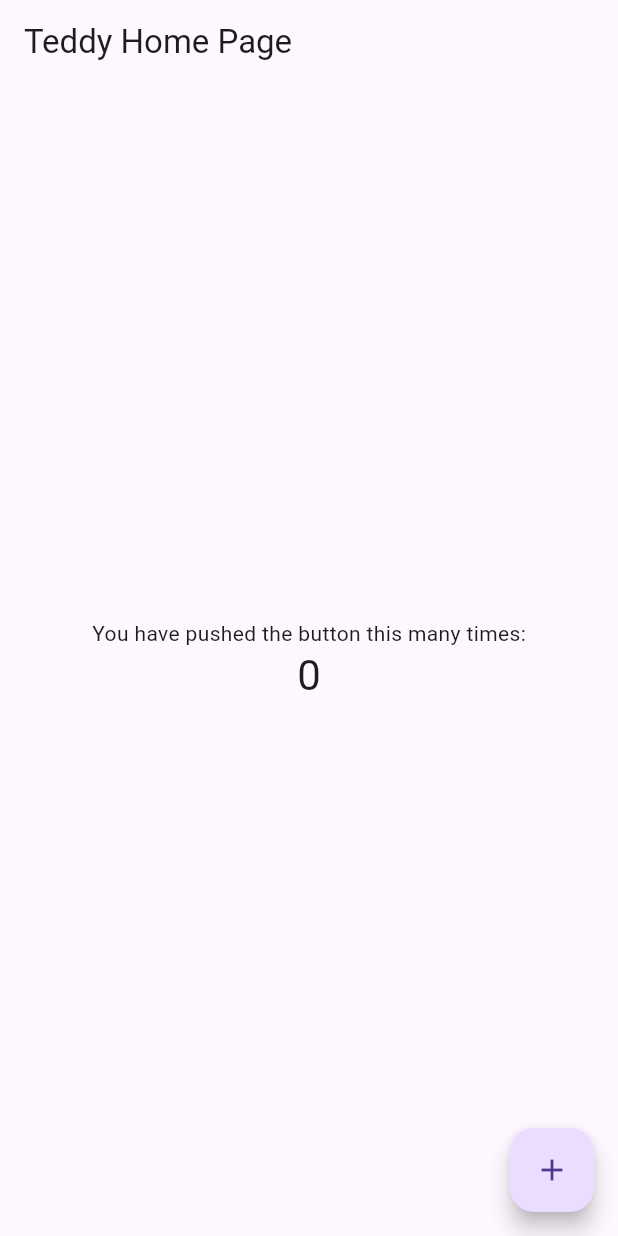
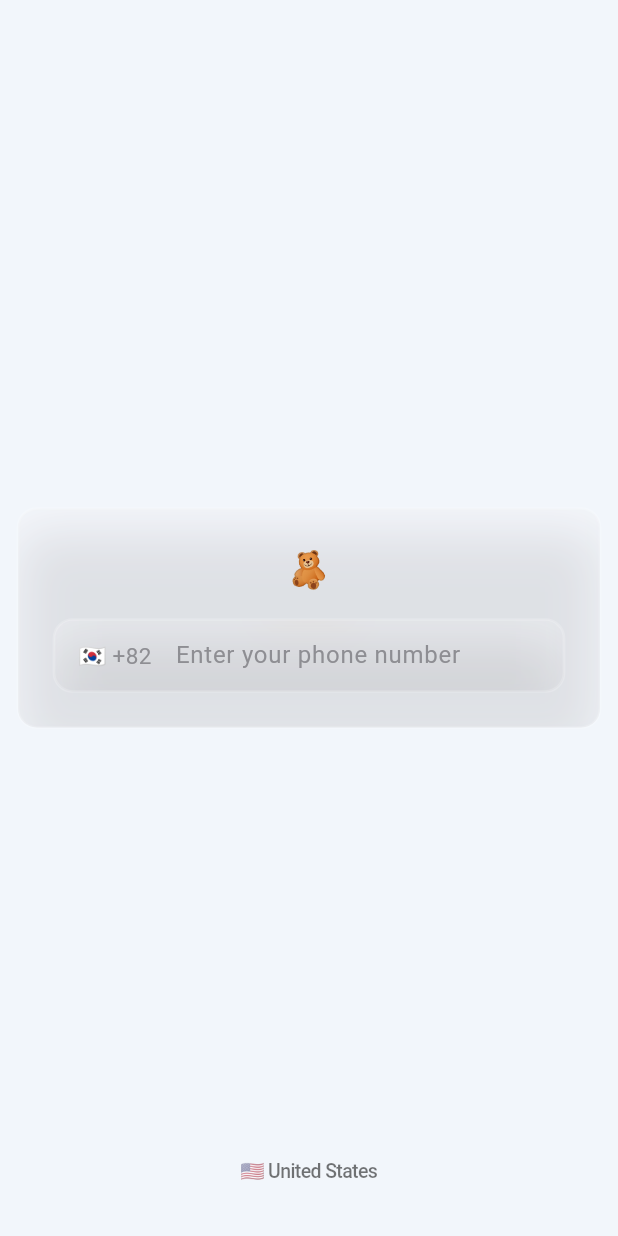
Before and after one commit to fx712-taereung/teddy, a Flutter app: the screen it shows after launch, on a phone screen of 412 x 824 dp. Run offline on Flutter 3.47's test engine with Material 3 defaults, Android fonts, the phone set to English and light mode, and no system bars; drawn by our look-alikes of smooth_corner; our stand-ins replace easy_localization, firebase_auth, firebase_core, hugeicons; accounts and stored records are empty; Roboto replaces fonts that are missing (Pretendard).

Commit message:
feat: add phone auth login screen with localization
Introduces a new login screen with phone number authentication using Firebase Auth. Adds localized strings for English, Japanese, and Korean, updates theming in main.dart, and enables language selection. Updates dependencies to include firebase_auth.

```diff
--- a/lib/main.dart
+++ b/lib/main.dart
@@ -1,9 +1,13 @@
 import 'package:flutter/material.dart';
+import 'package:firebase_core/firebase_core.dart';
+import 'package:firebase_auth/firebase_auth.dart';
 import 'package:easy_localization/easy_localization.dart';
+import 'screens/login_screen.dart';
 
 void main() async {
   WidgetsFlutterBinding.ensureInitialized();
   await EasyLocalization.ensureInitialized();
+  await Firebase.initializeApp();
   runApp(
     EasyLocalization(
       supportedLocales: const [
@@ -25,60 +29,78 @@
   Widget build(BuildContext context) {
     return MaterialApp(
       title: 'Teddy',
+      debugShowCheckedModeBanner: false,
+      themeMode: ThemeMode.system, // 시스템 다크/라이트 자동 적용
       theme: ThemeData(
-        primarySwatch: Colors.blue,
+        fontFamily: 'Pretendard',
+        brightness: Brightness.light,
+        scaffoldBackgroundColor: Colors.grey.shade100,
+        colorScheme: ColorScheme.fromSeed(
+          seedColor: Colors.blue,
+          brightness: Brightness.light,
+        ),
+        appBarTheme: const AppBarTheme(
+          backgroundColor: Colors.white,
+          foregroundColor: Colors.black87,
+        ),
+      ),
+      darkTheme: ThemeData(
+        fontFamily: 'Pretendard',
+        brightness: Brightness.dark,
+        scaffoldBackgroundColor: Colors.grey.shade900,
+        colorScheme: ColorScheme.fromSeed(
+          seedColor: Colors.blue,
+          brightness: Brightness.dark,
+        ),
+        appBarTheme: const AppBarTheme(
+          backgroundColor: Colors.black,
+          foregroundColor: Colors.white,
+        ),
       ),
       localizationsDelegates: context.localizationDelegates,
       supportedLocales: context.supportedLocales,
       locale: context.locale,
-      home: const MyHomePage(title: 'Teddy Home Page'),
+      home: const RootScreen(),
     );
   }
 }
 
-class MyHomePage extends StatefulWidget {
-  const MyHomePage({super.key, required this.title});
-
-  final String title;
+class RootScreen extends StatelessWidget {
+  const RootScreen({super.key});
 
   @override
-  State<MyHomePage> createState() => _MyHomePageState();
+  Widget build(BuildContext context) {
+    return StreamBuilder<User?>(
+      stream: FirebaseAuth.instance.authStateChanges(),
+      builder: (context, snapshot) {
+        if (snapshot.connectionState == ConnectionState.waiting) {
+          return const Center(child: CircularProgressIndicator());
+        }
+        if (snapshot.hasData) {
+          return const HomeScreen();
+        }
+        return const LoginScreen();
+      },
+    );
+  }
 }
 
-class _MyHomePageState extends State<MyHomePage> {
-  int _counter = 0;
-
-  void _incrementCounter() {
-    setState(() {
-      _counter++;
-    });
-  }
-
+class HomeScreen extends StatelessWidget {
+  const HomeScreen({super.key});
   @override
   Widget build(BuildContext context) {
     return Scaffold(
       appBar: AppBar(
-        title: Text(widget.title),
+          title: Text('Teddy'),
+        actions: [IconButton(
+          icon: Icon(Icons.logout),
+          tooltip: 'Logout',
+          onPressed: () async {
+            await FirebaseAuth.instance.signOut();
+          },
+        ),],
       ),
-      body: Center(
-        child: Column(
-          mainAxisAlignment: MainAxisAlignment.center,
-          children: <Widget>[
-            const Text(
-              'You have pushed the button this many times:',
-            ),
-            Text(
-              '$_counter',
-              style: Theme.of(context).textTheme.headlineMedium,
-            ),
-          ],
-        ),
-      ),
-      floatingActionButton: FloatingActionButton(
-        onPressed: _incrementCounter,
-        tooltip: 'Increment',
-        child: const Icon(Icons.add),
-      ),
+      body: Center(child: Text('hello'.tr())),
     );
   }
 }
--- /dev/null
+++ b/lib/screens/login_screen.dart
@@ -0,0 +1,413 @@
+import 'package:flutter/cupertino.dart';
+import 'package:flutter/material.dart';
+import 'package:firebase_auth/firebase_auth.dart';
+import 'package:easy_localization/easy_localization.dart';
+import 'package:hugeicons/hugeicons.dart';
+import 'package:flutter/services.dart';
+import 'package:teddy/glass/glassCard.dart';
+
+class LoginScreen extends StatefulWidget {
+  const LoginScreen({super.key});
+
+  @override
+  State<LoginScreen> createState() => _LoginScreenState();
+}
+
+class _LoginScreenState extends State<LoginScreen> {
+  final _phoneController = TextEditingController();
+  final _codeController = TextEditingController();
+
+  bool _codeSent = false;
+  String _verificationId = '';
+  bool _loading = false;
+
+  // 국가 코드 관련
+  String _countryCode = '+82'; // 기본: 대한민국
+  String _countryIso = 'KR';   // 기본: 대한민국
+
+  // 국가 코드 리스트 (필수 주요국가만)
+  final List<Map<String, String>> _countryCodes = [
+    {
+      'code': '+1',
+      'lang': 'en',
+      'iso': 'US',
+      'flag': '🇺🇸',
+      'name_en': 'United States',
+      'name_ko': '미국',
+      'name_ja': 'アメリカ'
+    },
+    {
+      'code': '+82',
+      'lang': 'ko',
+      'iso': 'KR',
+      'flag': '🇰🇷',
+      'name_en': 'South Korea',
+      'name_ko': '대한민국',
+      'name_ja': '韓国'
+    },
+    {
+      'code': '+81',
+      'lang': 'ja',
+      'iso': 'JP',
+      'flag': '🇯🇵',
+      'name_en': 'Japan',
+      'name_ko': '일본',
+      'name_ja': '日本'
+    },
+    // 필요시 더 추가
+  ];
+
+  Future<void> _sendCode() async {
+    setState(() => _loading = true);
+    final String phoneNumber =
+        '$_countryCode${_phoneController.text.replaceAll(' ', '').replaceAll('-', '')}';
+    await FirebaseAuth.instance.verifyPhoneNumber(
+      phoneNumber: phoneNumber,
+      verificationCompleted: (credential) async {
+        await FirebaseAuth.instance.signInWithCredential(credential);
+      },
+      verificationFailed: (e) {
+        setState(() => _loading = false);
+        print(e);
+        ScaffoldMessenger.of(context).showSnackBar(
+          SnackBar(content: Text('phone_verify_failed'.tr())),
+        );
+      },
+      codeSent: (verificationId, _) {
+        setState(() {
+          _verificationId = verificationId;
+          _codeSent = true;
+          _loading = false;
+        });
+      },
+      codeAutoRetrievalTimeout: (_) {
+        setState(() => _loading = false);
+      },
+    );
+  }
+
+  Future<void> _verifyCode() async {
+    setState(() => _loading = true);
+    final credential = PhoneAuthProvider.credential(
+      verificationId: _verificationId,
+      smsCode: _codeController.text.trim(),
+    );
+    try {
+      await FirebaseAuth.instance.signInWithCredential(credential);
+    } catch (e) {
+      ScaffoldMessenger.of(context).showSnackBar(
+        SnackBar(content: Text('code_verify_failed'.tr())),
+      );
+    }
+    setState(() => _loading = false);
+  }
+
+  /// 국가별 전화번호 자동 포맷 (간단 구현: 숫자만 추출, 3-4-4로 구분)
+  String _formatPhoneNumber(String value) {
+    final cleanedValue = value.replaceAll(RegExp(r'[^0-9]'), '');
+    if (_countryCode == '+1') {
+      if (cleanedValue.length <= 3) return cleanedValue;
+      if (cleanedValue.length <= 6) return '${cleanedValue.substring(0, 3)} ${cleanedValue.substring(3)}';
+      return '${cleanedValue.substring(0, 3)} ${cleanedValue.substring(3, 6)} ${cleanedValue.substring(6, cleanedValue.length.clamp(0, 10))}';
+    } else if (_countryCode == '+81') {
+      if (cleanedValue.length <= 3) return cleanedValue;
+      if (cleanedValue.length <= 7) return '${cleanedValue.substring(0, 3)} ${cleanedValue.substring(3)}';
+      return '${cleanedValue.substring(0, 3)} ${cleanedValue.substring(3, 7)} ${cleanedValue.substring(7, cleanedValue.length.clamp(0, 11))}';
+    } else {
+      if (cleanedValue.length <= 3) return cleanedValue;
+      if (cleanedValue.length <= 7) return '${cleanedValue.substring(0, 3)} ${cleanedValue.substring(3)}';
+      return '${cleanedValue.substring(0, 3)} ${cleanedValue.substring(3, 7)} ${cleanedValue.substring(7, cleanedValue.length.clamp(0, 11))}';
+    }
+  }
+
+  @override
+  void initState() {
+    super.initState();
+  }
+
+  @override
+  void dispose() {
+    _phoneController.dispose();
+    _codeController.dispose();
+    super.dispose();
+  }
+
+  // 현재 로케일에 해당하는 국가 정보 가져오기 (lang == locale.languageCode)
+  Map<String, String> _getCountryByLocale(Locale locale) {
+    return _countryCodes.firstWhere(
+          (c) => c['lang'] == locale.languageCode,
+      orElse: () => _countryCodes[1],
+    );
+  }
+
+  // 현재 선택된 국가 정보
+  Map<String, String> _getSelectedCountry() {
+    return _countryCodes.firstWhere(
+          (c) => c['code'] == _countryCode,
+      orElse: () => _countryCodes[1],
+    );
+  }
+
+  // 현재 로케일에 맞는 국가명 반환
+  String _getCountryNameByLocale(Map<String, String> country, Locale locale) {
+    switch (locale.languageCode) {
+      case 'ko':
+        return country['name_ko'] ?? country['name_en']!;
+      case 'ja':
+        return country['name_ja'] ?? country['name_en']!;
+      default:
+        return country['name_en']!;
+    }
+  }
+
+  @override
+  Widget build(BuildContext context) {
+    final isDark = Theme.of(context).brightness == Brightness.dark;
+    final locale = context.locale;
+    final countryByLocale = _getCountryByLocale(locale);
+
+    return Scaffold(
+      body: Padding(
+        padding: const EdgeInsets.all(12),
+        child: Stack(
+          children: [
+            Center(
+              child: GlassCard(
+                padding: const EdgeInsets.all(24),
+                child: Column(
+                  mainAxisSize: MainAxisSize.min,
+                  children: [
+                    Text(
+                      '\u{1F9F8}',
+                      style: TextStyle(
+                        fontSize: 24,
+                        fontWeight: FontWeight.bold,
+                        color: Color(0xFFC19A6B),
+                      ),
+                    ),
+                    const SizedBox(height: 16),
+                    !_codeSent ? _buildPhoneInput(isDark) : _buildCodeInput(isDark),
+                    if(!_loading && (_codeController.text.isNotEmpty || _phoneController.text.isNotEmpty)) const SizedBox(height: 16),
+                    _loading || (_codeController.text.isEmpty && _phoneController.text.isEmpty)
+                        ? SizedBox()
+                        : !_codeSent
+                        ? _glassButton('send_code'.tr(), _sendCode, isDark)
+                        : _glassButton('verify'.tr(), _verifyCode, isDark),
+                  ],
+                ),
+              ),
+            ),
+            Positioned(
+              bottom: 8,
+              left: 0,
+              right: 0,
+              child: Center(
+                child: CupertinoButton(
+                  onPressed: _showLanguageSheet,
+                  child: Text(
+                    // 국기 + 현 로케일에 해당하는 국가명
+                    countryByLocale['flag']! + ' ' + _getCountryNameByLocale(countryByLocale, locale),
+                    style: TextStyle(
+                      fontSize: 13,
+                      color: isDark ? Colors.white70 : Colors.black54,
+                      fontWeight: FontWeight.w500,
+                    ),
+                  ),
+                ),
+              ),
+            ),
+          ],
+        ),
+      ),
+      backgroundColor: isDark ? const Color(0xFF181A1B) : const Color(0xFFF2F6FB),
+    );
+  }
+
+  /// 텍스트필드 수직 정렬 이슈 해결: isDense, alignLabelWithHint, contentPadding 추가, label은 사용 X
+  Widget _buildPhoneInput(bool isDark) {
+    final selectedCountry = _getSelectedCountry();
+    return GlassCard(
+      padding: const EdgeInsets.symmetric(horizontal: 8),
+      child: Row(
+        children: [
+          GestureDetector(
+            onTap: _cycleCountryCode,
+            child: Container(
+              padding: const EdgeInsets.symmetric(horizontal: 8, vertical: 4),
+              margin: const EdgeInsets.only(right: 4),
+              decoration: BoxDecoration(
+                borderRadius: BorderRadius.circular(12.5),
+              ),
+              child: Text(
+                selectedCountry['flag']! + ' ' + selectedCountry['code']!,
+                style: TextStyle(
+                  fontSize: 15,
+                  color: isDark ? Colors.white.withOpacity(0.5) : CupertinoColors.systemGrey,
+                ),
+              ),
+            ),
+          ),
+          SizedBox(width: 4,),
+          Expanded(
+            child: TextField(
+              controller: _phoneController,
+              keyboardType: TextInputType.phone,
+              inputFormatters: [
+                FilteringTextInputFormatter.digitsOnly,
+              ],
+              decoration: InputDecoration(
+                hintText: 'phone_hint'.tr(),
+                border: InputBorder.none,
+                isDense: true,
+                alignLabelWithHint: true,
+                contentPadding: const EdgeInsets.symmetric(vertical: 12),
+                hintStyle: TextStyle(
+                  color: isDark ? Colors.white.withOpacity(0.5) : CupertinoColors.systemGrey
+                ),
+              ),
+              style: TextStyle(color: isDark ? Colors.white : Colors.black87),
+              onChanged: (value) {
+                setState(() {
+                  _phoneController.text;
+                });
+                final formattedValue = _formatPhoneNumber(value);
+                _phoneController.value = TextEditingValue(
+                  text: formattedValue.length <= 13 ? formattedValue : formattedValue.substring(0, 13),
+                  selection: TextSelection.collapsed(offset: formattedValue.length <= 13 ? formattedValue.length : 13),
+                );
+              },
+              readOnly: false,
+            ),
+          ),
+          if(_loading) const CupertinoActivityIndicator(),
+        ],
+      ),
+    );
+  }
+
+  void _cycleCountryCode() {
+    final int idx = _countryCodes.indexWhere((c) => c['code'] == _countryCode);
+    final int nextIdx = (idx + 1) % _countryCodes.length;
+    setState(() {
+      _countryCode = _countryCodes[nextIdx]['code']!;
+      _countryIso = _countryCodes[nextIdx]['iso']!;
+    });
+  }
+
+  Widget _buildCodeInput(bool isDark) {
+    return GlassCard(
+      padding: const EdgeInsets.symmetric(horizontal: 8),
+      child: Row(
+        children: [
+          Expanded(
+            child: TextField(
+              controller: _codeController,
+              keyboardType: TextInputType.number,
+              decoration: InputDecoration(
+                hintText: 'sms_hint'.tr(),
+                border: InputBorder.none,
+                prefixIcon: HugeIcon(
+                  icon: HugeIcons.strokeRoundedPasswordValidation,
+                  color: isDark ? Colors.white70 : Colors.black54,
+                ),
+                isDense: true,
+                alignLabelWithHint: true,
+                contentPadding: const EdgeInsets.symmetric(vertical: 12),
+              ),
+              onChanged: (value){
+                setState(() {
+                  _codeController.text;
+                });
+              },
+              style: TextStyle(color: isDark ? Colors.white : Colors.black87, letterSpacing: _codeController.text.isNotEmpty?8:0,),
+            ),
+          ),
+          if(_loading) const CupertinoActivityIndicator(),
+        ],
+      )
+    );
+  }
+
+  Widget _glassButton(String text, VoidCallback onPressed, bool isDark) {
+    return GlassCard(
+      padding: EdgeInsets.zero,
+      minWidthMax: true,
+      child: CupertinoButton(
+        padding: const EdgeInsets.symmetric(vertical: 12),
+        onPressed: onPressed,
+        color: isDark ? Colors.white.withOpacity(0.12) : Colors.black.withOpacity(0.06),
+        borderRadius: BorderRadius.circular(12.5),
+        child: Text(
+          text,
+          style: TextStyle(
+            color: isDark ? Colors.white : Colors.black87,
+            fontWeight: FontWeight.bold,
+          ),
+        ),
+      ),
+    );
+  }
+
+  /// 언어선택 바텀시트 수정: 드래그핸들 추가, "언어 선택" 텍스트 삭제
+  void _showLanguageSheet() {
+    final isDark = Theme.of(context).brightness == Brightness.dark;
+    showModalBottomSheet(
+      context: context,
+      backgroundColor: Colors.transparent, // 완전투명
+      isScrollControlled: true,
+      builder: (context) {
+        return SafeArea(
+          child: Padding(
+            padding: const EdgeInsets.only(left: 8, right: 8), // 가에 패딩
+            child: GlassCard(
+              padding: const EdgeInsets.symmetric(vertical: 16, horizontal: 12),
+              child: Column(
+                mainAxisSize: MainAxisSize.min,
+                children: [
+                  Center(
+                    child: Container(
+                      width: 40,
+                      height: 5,
+                      margin: const EdgeInsets.only(bottom: 18),
+                      decoration: BoxDecoration(
+                        color: isDark ? Colors.white24 : Colors.black12,
+                        borderRadius: BorderRadius.circular(12.5),
+                      ),
+                    ),
+                  ),
+                  _langSheetItem('🇺🇸 English', const Locale('en'), isDark),
+                  _langSheetItem('🇰🇷 한국어', const Locale('ko'), isDark),
+                  _langSheetItem('🇯🇵 日本語', const Locale('ja'), isDark),
+                  const SizedBox(height: 8),
+                ],
+              ),
+            ),
+          ),
+        );
+      },
+    );
+  }
+
+  /// 언어 선택 아이템
+  Widget _langSheetItem(String label, Locale locale, bool isDark) {
+    final isSelected = context.locale == locale;
+    return ListTile(
+      leading: Text(label.split(' ')[0], style: const TextStyle(fontSize: 22)),
+      title: Text(
+        label.split(' ')[1],
+        style: TextStyle(
+          fontWeight: isSelected ? FontWeight.bold : FontWeight.normal,
+          color: isSelected
+              ? (isDark ? Colors.white : Colors.black87)
+              : Colors.grey,
+        ),
+      ),
+      onTap: () {
+        context.setLocale(locale);
+        Navigator.of(context).pop();
+      },
+      selected: isSelected,
+      tileColor: Colors.transparent,
+    );
+  }
+}
--- a/pubspec.yaml
+++ b/pubspec.yaml
@@ -37,6 +37,7 @@ dependencies:
   firebase_core: ^3.15.1
   easy_localization: ^3.0.7+1
   hugeicons: ^0.0.11
+  firebase_auth: ^5.6.2
   smooth_corner: ^1.1.1
 
 dev_dependencies:
```
Also changed, not shown: assets/translations/en.json (+7 -1 lines), assets/translations/ja.json (+7 -1 lines), assets/translations/ko.json (+7 -1 lines).
